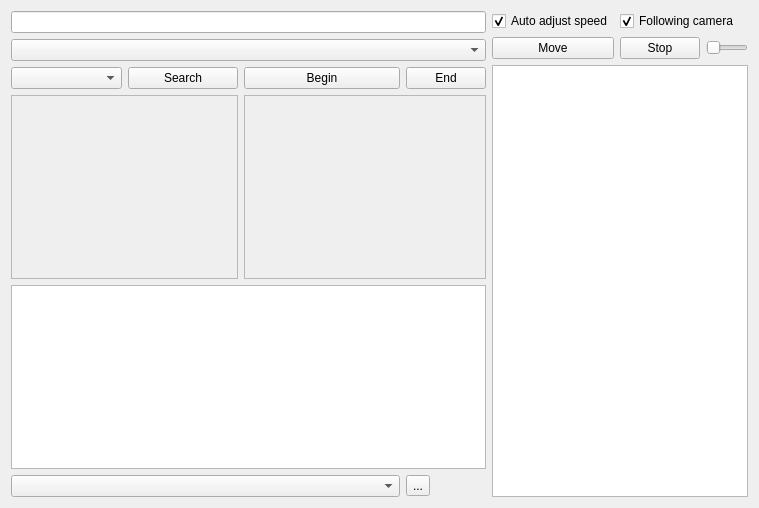
The window that GPS_second_GUI/mainwindow.ui (idaohang/gps-18) describes before a commit, drawn with Qt 5.
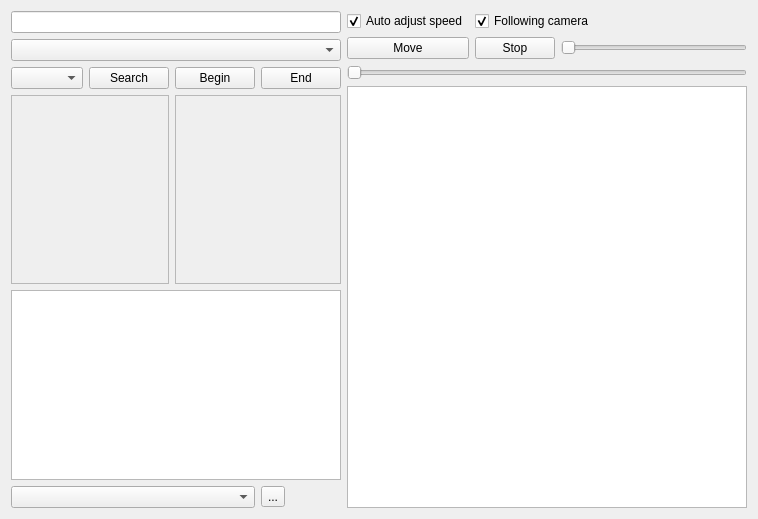
The same window after the commit. Custom widgets are drawn as their Qt base class.

Commit message: fuck it, zoom todo

Patch:
```diff
--- a/GPS_second_GUI/mainwindow.ui
+++ b/GPS_second_GUI/mainwindow.ui
@@ -6,8 +6,8 @@
    <rect>
     <x>0</x>
     <y>0</y>
-    <width>759</width>
-    <height>508</height>
+    <width>700</width>
+    <height>519</height>
    </rect>
   </property>
   <property name="sizePolicy">
@@ -133,7 +133,7 @@
         <property name="sizeConstraint">
          <enum>QLayout::SetMaximumSize</enum>
         </property>
-        <item row="1" column="1">
+        <item row="1" column="2">
          <widget class="QPushButton" name="stopCarButton">
           <property name="text">
            <string>Stop</string>
@@ -143,7 +143,7 @@
           </property>
          </widget>
         </item>
-        <item row="1" column="0">
+        <item row="1" column="1">
          <widget class="QPushButton" name="startCarButton">
           <property name="text">
            <string>Move</string>
@@ -153,7 +153,7 @@
           </property>
          </widget>
         </item>
-        <item row="1" column="2">
+        <item row="1" column="3">
          <widget class="QSlider" name="speedSlider">
           <property name="maximum">
            <number>250</number>
@@ -163,24 +163,20 @@
           </property>
          </widget>
         </item>
-        <item row="2" column="0" colspan="3">
+        <item row="3" column="1" colspan="3">
          <widget class="MyGraphicsView" name="graphicsView">
+          <property name="minimumSize">
+           <size>
+            <width>400</width>
+            <height>400</height>
+           </size>
+          </property>
           <property name="dragMode">
            <enum>QGraphicsView::ScrollHandDrag</enum>
           </property>
          </widget>
         </item>
-        <item row="0" column="0">
-         <widget class="QCheckBox" name="autoAdjustSpeed">
-          <property name="text">
-           <string>Auto adjust speed</string>
-          </property>
-          <property name="checked">
-           <bool>true</bool>
-          </property>
-         </widget>
-        </item>
-        <item row="0" column="1" colspan="2">
+        <item row="0" column="2" colspan="2">
          <widget class="QCheckBox" name="followingCamera">
           <property name="text">
            <string>Following camera</string>
@@ -190,6 +186,29 @@
           </property>
          </widget>
         </item>
+        <item row="0" column="1">
+         <widget class="QCheckBox" name="autoAdjustSpeed">
+          <property name="text">
+           <string>Auto adjust speed</string>
+          </property>
+          <property name="checked">
+           <bool>true</bool>
+          </property>
+         </widget>
+        </item>
+        <item row="2" column="1" colspan="3">
+         <widget class="QSlider" name="zoomSlider">
+          <property name="minimum">
+           <number>1</number>
+          </property>
+          <property name="maximum">
+           <number>20</number>
+          </property>
+          <property name="orientation">
+           <enum>Qt::Horizontal</enum>
+          </property>
+         </widget>
+        </item>
        </layout>
       </item>
      </layout>
```
Left out of the diff: 100 changed lines with no effect on the pictures. The commit also changes 2 other files.
